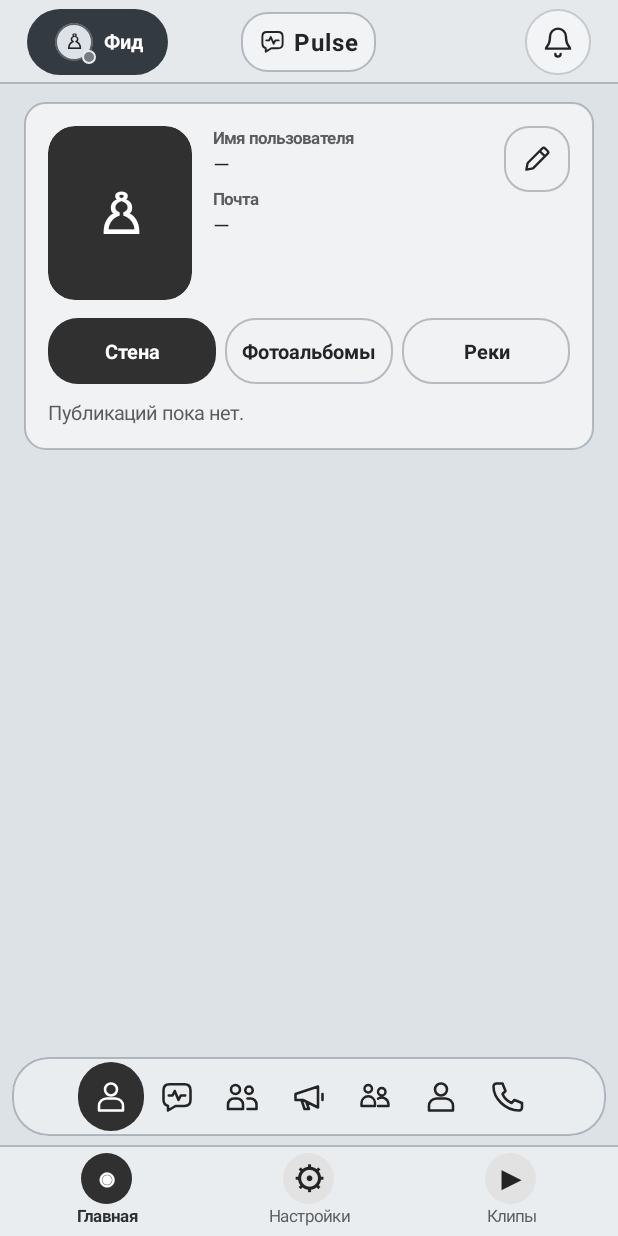
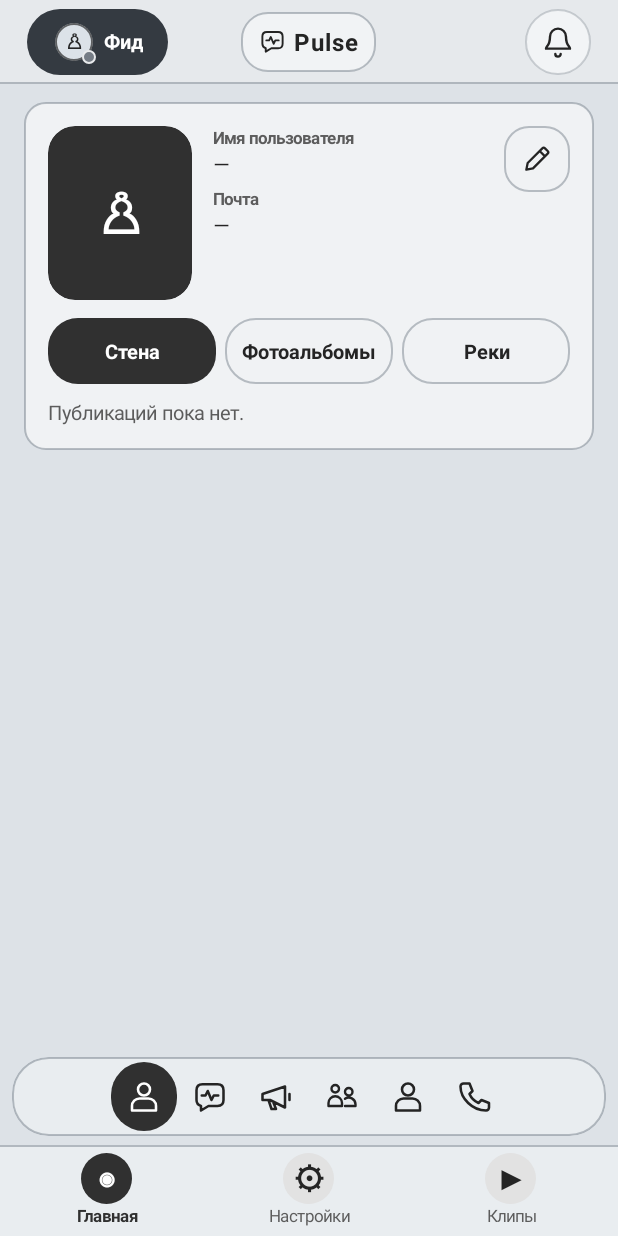
Before and after one commit to dozyFJ/chatPuls-, an Android app: the screen it shows after launch (MainActivity), after a tap on "Мой профиль", on a phone screen of 412 x 824 dp. Run offline under Robolectric (Android 15) with nearby library versions, the phone set to English and light mode, and no system bars; network calls fail.

Commit message:
Remove Groups section; communities cover it. Bump to 0.1.93
Co-Authored-By: Claude Opus 5.5 <noreply@anthropic.com>
Claude-Session: https://claude.ai/code/session_01AaraZa7rBDV3rkMZnGy9o2

```diff
--- a/android/app/build.gradle.kts
+++ b/android/app/build.gradle.kts
@@ -11,8 +11,8 @@ android {
         applicationId = "dev.dozyfj.pulsemessenger"
         minSdk = 26
         targetSdk = 35
-        versionCode = 93
-        versionName = "0.1.92"
+        versionCode = 94
+        versionName = "0.1.93"
     }
     if (releaseSigning.all { !it.isNullOrBlank() }) {
         signingConfigs.create("pulseRelease") {
--- a/android/app/src/main/java/dev/dozyfj/pulsemessenger/MainActivity.java
+++ b/android/app/src/main/java/dev/dozyfj/pulsemessenger/MainActivity.java
@@ -108,7 +108,6 @@ public final class MainActivity extends Activity {
     private static final int FEED = 6;
     private static final int FEED_CHAT_OFFSET = 1;
     private static final int FEED_TAB = 5;
-    private static final int GROUPS_TAB = 1;
     private static final int INSTALL_PERMISSION = 41;
     private static final int LEGACY_FEED_OR_NEWS = 3;
     private static final int MESSAGES_TAB = 0;
@@ -204,10 +203,11 @@ public final class MainActivity extends Activity {
     private boolean waitingForRefresh;
     private boolean watchDrawerSwipe;
     private boolean watchTabSwipe;
-    private static final int[] ALL_CHATS_ORDER = {5, 0, 1, 2, 3, 4, 6};
+    private static final int[] ALL_CHATS_ORDER = {5, 0, 2, 3, 4, 6};
     private static final String[] ALL_CHATS_LABELS = {"Чаты", "Группы", "Каналы", "Сообщества", "Контакты", "Фид", "Звонки"};
-    private static final String[] FEED_SECTIONS = {"Мой профиль", "Чаты", "Группы", "Каналы", "Сообщества", "Контакты", "Звонки"};
-    private static final int[] FEED_SECTION_ICONS = {R.drawable.ic_feed_profile, R.drawable.ic_pulse_mark, R.drawable.ic_feed_groups, R.drawable.ic_feed_channels, R.drawable.ic_community_rail, R.drawable.ic_feed_profile, R.drawable.ic_audio_call};
+    private static final String[] FEED_SECTIONS = {"Мой профиль", "Чаты", "Каналы", "Сообщества", "Контакты", "Звонки"};
+    private static final int[] FEED_SECTION_TABS = {-1, 0, 2, 3, 4, 6};
+    private static final int[] FEED_SECTION_ICONS = {R.drawable.ic_feed_profile, R.drawable.ic_pulse_mark, R.drawable.ic_feed_channels, R.drawable.ic_community_rail, R.drawable.ic_feed_profile, R.drawable.ic_audio_call};
     private static final String[] PROFILE_SECTIONS = {"Стена", "Фотоальбомы", "Реки"};
     private static final String[] PROFILE_SECTION_EMPTY = {"Публикаций пока нет.", "Фотоальбомов пока нет.", "Рекомендаций пока нет."};
     private static final String[] SETTINGS_TABS = {"Приложение", "Аккаунт", "Сервер"};
@@ -317,7 +317,7 @@ public final class MainActivity extends Activity {
             if (this.page == 0 && this.allChatsTab == 3 && this.chatFilter == 0) {
                 this.page = 4;
             }
-            if (this.allChatsTab < 0 || this.allChatsTab >= 3) {
+            if (this.allChatsTab < 0 || this.allChatsTab >= 3 || this.allChatsTab == 1) {
                 this.allChatsTab = 0;
             }
             this.clipRecommendations = bundle.getBoolean("clipRecommendations");
@@ -1070,11 +1070,7 @@ public final class MainActivity extends Activity {
         } else if (this.page == 7) {
             showCallHistory();
         } else if (showEmptySection) {
-            if (this.allChatsTab == 1) {
-                showSectionWithArchive("К группам", "Групп пока нет.", "В архиве пока нет групп.");
-            } else {
-                showSectionWithArchive("К каналам", "Каналов пока нет.", "В архиве пока нет каналов.");
-            }
+            showSectionWithArchive("К каналам", "Каналов пока нет.", "В архиве пока нет каналов.");
         } else {
             showChats();
         }
@@ -1162,7 +1158,7 @@ public final class MainActivity extends Activity {
 
     private void selectAllChatsTab(int tab) {
         int i;
-        if (tab < 0 || tab >= ALL_CHATS_LABELS.length) {
+        if (tab < 0 || tab >= ALL_CHATS_LABELS.length || tab == 1) {
             return;
         }
         if (isMainSectionOpen() && tab == activeChatsTab()) {
@@ -1679,7 +1675,12 @@ public final class MainActivity extends Activity {
             return 0;
         }
         int tab = activeChatsTab();
-        return (tab == 6 ? 5 : tab) + 1;
+        for (int i = 1; i < FEED_SECTION_TABS.length; i++) {
+            if (FEED_SECTION_TABS[i] == tab) {
+                return i;
+            }
+        }
+        return 1;
     }
 
     private void selectFeedSection(int index) {
@@ -1687,8 +1688,7 @@ public final class MainActivity extends Activity {
             return;
         }
         if (index >= 1) {
-            int tab = index - 1;
-            selectAllChatsTab(tab <= 4 ? tab : 6);
+            selectAllChatsTab(FEED_SECTION_TABS[index]);
         } else if (this.page != 6 || this.feedSection != index) {
             this.feedSection = index;
             if (this.page != 6) {
--- a/android/app/src/main/res/drawable/ic_feed_groups.xml
+++ /dev/null
@@ -1,14 +0,0 @@
-<?xml version="1.0" encoding="utf-8"?>
-<vector xmlns:android="http://schemas.android.com/apk/res/android"
-    android:height="24dp"
-    android:width="24dp"
-    android:viewportWidth="24"
-    android:viewportHeight="24">
-    <path
-        android:fillColor="#00000000"
-        android:pathData="M7,4 A3,3 0,1 0,7 10 A3,3 0,1 0,7 4 M16,5 A2.5,2.5 0,1 0,16 10 A2.5,2.5 0,1 0,16 5 M2,20 V17 A4,4 0,0 1,6 13 H8 A4,4 0,0 1,12 17 V20 Z M15,13 H17 A4,4 0,0 1,21 17 V20 H15"
-        android:strokeColor="#ffffff"
-        android:strokeWidth="1.7"
-        android:strokeLineCap="round"
-        android:strokeLineJoin="round"/>
-</vector>
```
